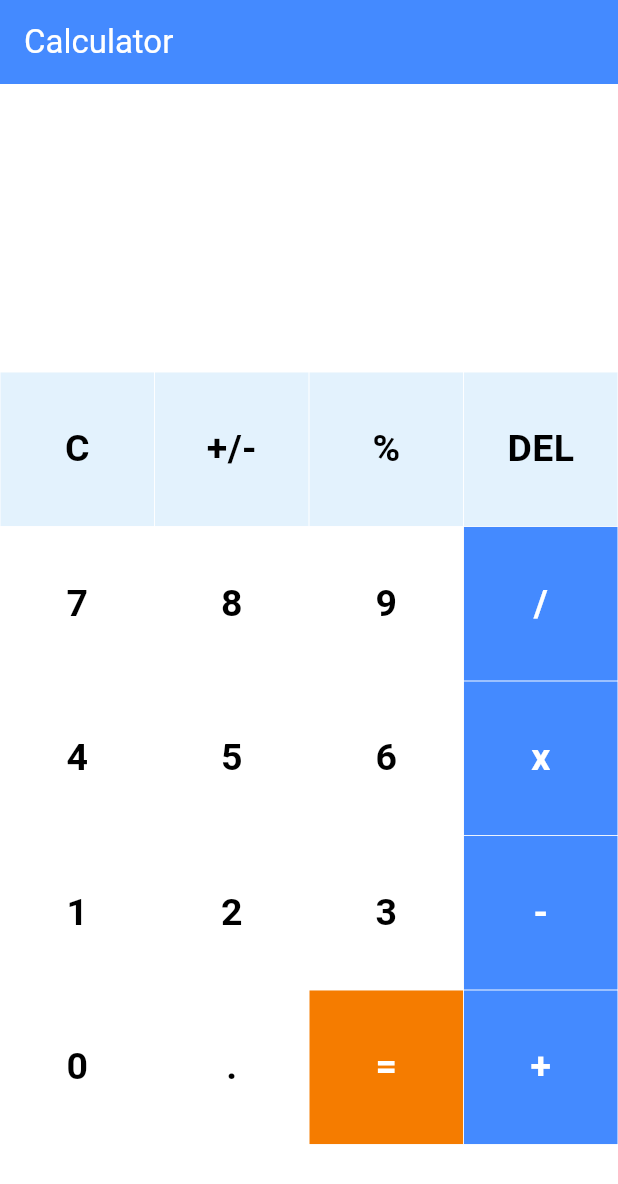
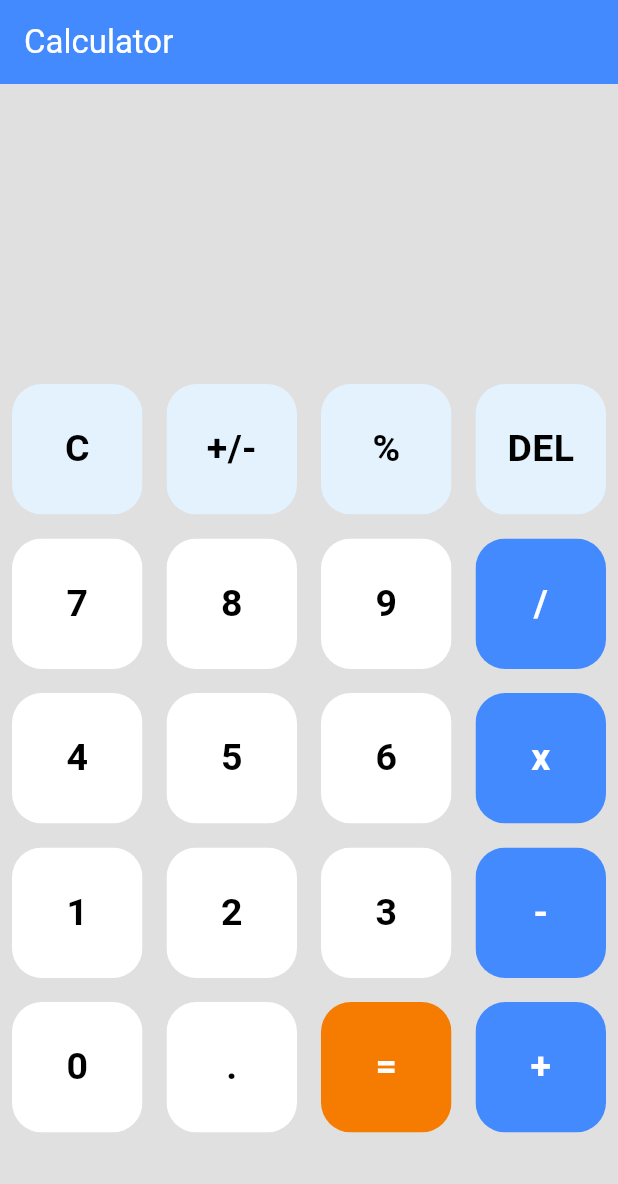
Before and after one commit to studTon/abacus_calc, a Flutter app: the screen it shows after launch, on a phone screen of 412 x 824 dp. Shown: the top 1184 px of the screen. Run offline on Flutter 3.47's test engine with Material 3 defaults, Android fonts, the phone set to English and light mode, and no system bars; our stand-ins replace math_expressions.

Commit message:
First version for usage

```diff
--- a/lib/buttons.dart
+++ b/lib/buttons.dart
@@ -1,13 +1,11 @@
 import 'package:flutter/material.dart';
 
 class MyButton extends StatelessWidget {
-  // declaring variables
   final Color? color;
   final Color? textColor;
   final String buttonText;
   final VoidCallback? buttontapped;
 
-  // constructor
   const MyButton(
       {Key? key,
       this.color,
@@ -20,9 +18,9 @@ class MyButton extends StatelessWidget {
     return GestureDetector(
       onTap: buttontapped,
       child: Padding(
-        padding: const EdgeInsets.all(0.2),
+        padding: const EdgeInsets.all(8.0),
         child: ClipRRect(
-          //borderRadius: BorderRadius.circular(25),
+          borderRadius: BorderRadius.circular(20),
           child: Container(
             color: color,
             child: Center(
--- a/lib/main.dart
+++ b/lib/main.dart
@@ -1,5 +1,6 @@
 import 'package:flutter/material.dart';
 import 'package:math_expressions/math_expressions.dart';
+import 'buttons.dart';
 
 void main() {
   runApp(const MyApp());
@@ -25,8 +26,8 @@ class HomePage extends StatefulWidget {
 }
 
 class _HomePageState extends State<HomePage> {
-  var userInput = '';
-  var answer = '';
+  String userInput = '';
+  String answer = '';
 
   // Array of button
   final List<String> buttons = [
@@ -59,148 +60,117 @@ class _HomePageState extends State<HomePage> {
         title: const Text("Calculator"),
         backgroundColor: Colors.blueAccent,
         foregroundColor: Colors.white,
-      ), //AppBar
-      backgroundColor: Colors.white38,
+      ),
+      backgroundColor: Colors.grey[300],
       body: Column(
         children: <Widget>[
           Expanded(
-            child: Container(
             child: Column(
                 mainAxisAlignment: MainAxisAlignment.spaceEvenly,
                 children: <Widget>[
                   Container(
-                      padding: EdgeInsets.all(20),
+                    padding: const EdgeInsets.all(20),
                     alignment: Alignment.centerRight,
                     child: SingleChildScrollView(
                       scrollDirection: Axis.horizontal,
                       child: Text(
                         userInput,
-                          style: TextStyle(fontSize: 18, color: Colors.white),
+                        style: const TextStyle(fontSize: 18, color: Colors.black),
                       ),
                     ),
                   ),
                   Container(
-                      padding: EdgeInsets.all(15),
+                    padding: const EdgeInsets.all(15),
                     alignment: Alignment.centerRight,
                     child: SingleChildScrollView(
                       scrollDirection: Axis.horizontal,
                       child: Text(
                         answer,
-                          style: TextStyle(
+                        style: const TextStyle(
                             fontSize: 30,
-                              color: Colors.white,
+                            color: Colors.black,
                             fontWeight: FontWeight.bold),
                       ),
                     ),
                   )
                 ]),
           ),
-          ),
           Expanded(
             flex: 3,
-            child: Container(
             child: GridView.builder(
                 itemCount: buttons.length,
-                  gridDelegate: SliverGridDelegateWithFixedCrossAxisCount(
+                gridDelegate: const SliverGridDelegateWithFixedCrossAxisCount(
                     crossAxisCount: 4),
                 itemBuilder: (BuildContext context, int index) {
-                    // Clear Button
-                    if (index == 0) {
-                      return MyButton(
-                        buttontapped: () {
-                          setState(() {
+                  return _buildButton(buttons[index]);
+                }),
+          ),
+        ],
+      ),
+    );
+  }
+
+  Widget _buildButton(String buttonText) {
+    VoidCallback? buttontapped;
+    Color? color;
+    Color? textColor;
+
+    switch (buttonText) {
+      case 'C':
+        buttontapped = () => setState(() {
               userInput = '';
               answer = '0';
             });
-                        },
-                        buttonText: buttons[index],
-                        color: Colors.blue[50],
-                        textColor: Colors.black,
-                      );
-                    }
-
-                    // +/- button
-                    else if (index == 1) {
-                      return MyButton(
-                        buttonText: buttons[index],
-                        buttontapped: () {
-                          setState(() {
+        color = Colors.blue[50];
+        textColor = Colors.black;
+        break;
+      case '+/-':
+        buttontapped = () => setState(() {
               if (userInput.startsWith('-')) {
                 userInput = userInput.substring(1);
               } else {
-                              userInput = '-' + userInput;
+                userInput = '-$userInput';
               }
             });
-                        },
-                        color: Colors.blue[50],
-                        textColor: Colors.black,
-                      );
-                    }
-                    // % Button
-                    else if (index == 2) {
-                      return MyButton(
-                        buttontapped: () {
-                          setState(() {
-                            userInput += buttons[index];
-                          });
-                        },
-                        buttonText: buttons[index],
-                        color: Colors.blue[50],
-                        textColor: Colors.black,
-                      );
-                    }
-                    // Delete Button
-                    else if (index == 3) {
-                      return MyButton(
-                        buttontapped: () {
-                          setState(() {
+        color = Colors.blue[50];
+        textColor = Colors.black;
+        break;
+      case '%':
+        buttontapped = () => setState(() => userInput += buttonText);
+        color = Colors.blue[50];
+        textColor = Colors.black;
+        break;
+      case 'DEL':
+        buttontapped = () => setState(() {
               if (userInput.isNotEmpty) {
-                              userInput =
-                                  userInput.substring(0, userInput.length - 1);
+                userInput = userInput.substring(0, userInput.length - 1);
               }
             });
-                        },
-                        buttonText: buttons[index],
-                        color: Colors.blue[50],
-                        textColor: Colors.black,
-                      );
+        color = Colors.blue[50];
+        textColor = Colors.black;
+        break;
+      case '=':
+        buttontapped = () => setState(() => equalPressed());
+        color = Colors.orange[700];
+        textColor = Colors.white;
+        break;
+      default:
+        buttontapped = () => setState(() => userInput += buttonText);
+        if (isOperator(buttonText)) {
+          color = Colors.blueAccent;
+          textColor = Colors.white;
+        } else {
+          color = Colors.white;
+          textColor = Colors.black;
         }
-                    // Equal_to Button
-                    else if (index == 18) {
-                      return MyButton(
-                        buttontapped: () {
-                          setState(() {
-                            equalPressed();
-                          });
-                        },
-                        buttonText: buttons[index],
-                        color: Colors.orange[700],
-                        textColor: Colors.white,
-                      );
+        break;
     }
 
-                    //  other buttons
-                    else {
     return MyButton(
-                        buttontapped: () {
-                          setState(() {
-                            userInput += buttons[index];
-                          });
-                        },
-                        buttonText: buttons[index],
-                        color: isOperator(buttons[index])
-                            ? Colors.blueAccent
-                            : Colors.white,
-                        textColor: isOperator(buttons[index])
-                            ? Colors.white
-                            : Colors.black,
-                      );
-                    }
-                  }), // GridView.builder
-            ),
-          ),
-        ],
-      ),
+      buttontapped: buttontapped,
+      buttonText: buttonText,
+      color: color,
+      textColor: textColor,
     );
   }
 
@@ -233,46 +203,3 @@ class _HomePageState extends State<HomePage> {
     }
   }
 }
-
-// creating Stateless Widget for buttons
-class MyButton extends StatelessWidget {
-  // declaring variables
-  final Color? color;
-  final Color? textColor;
-  final String buttonText;
-  final VoidCallback? buttontapped;
-
-  //Constructor
-  const MyButton(
-      {Key? key,
-      this.color,
-      this.textColor,
-      required this.buttonText,
-      this.buttontapped}) : super(key: key);
-
-  @override
-  Widget build(BuildContext context) {
-    return GestureDetector(
-      onTap: buttontapped,
-      child: Padding(
-        padding: const EdgeInsets.all(0.2),
-        child: ClipRRect(
-          // borderRadius: BorderRadius.circular(25),
-          child: Container(
-            color: color,
-            child: Center(
-              child: Text(
-                buttonText,
-                style: TextStyle(
-                  color: textColor,
-                  fontSize: 25,
-                  fontWeight: FontWeight.bold,
-                ),
-              ),
-            ),
-          ),
-        ),
-      ),
-    );
-  }
-}
```
Lines whose indentation alone changed are shown as unchanged.
